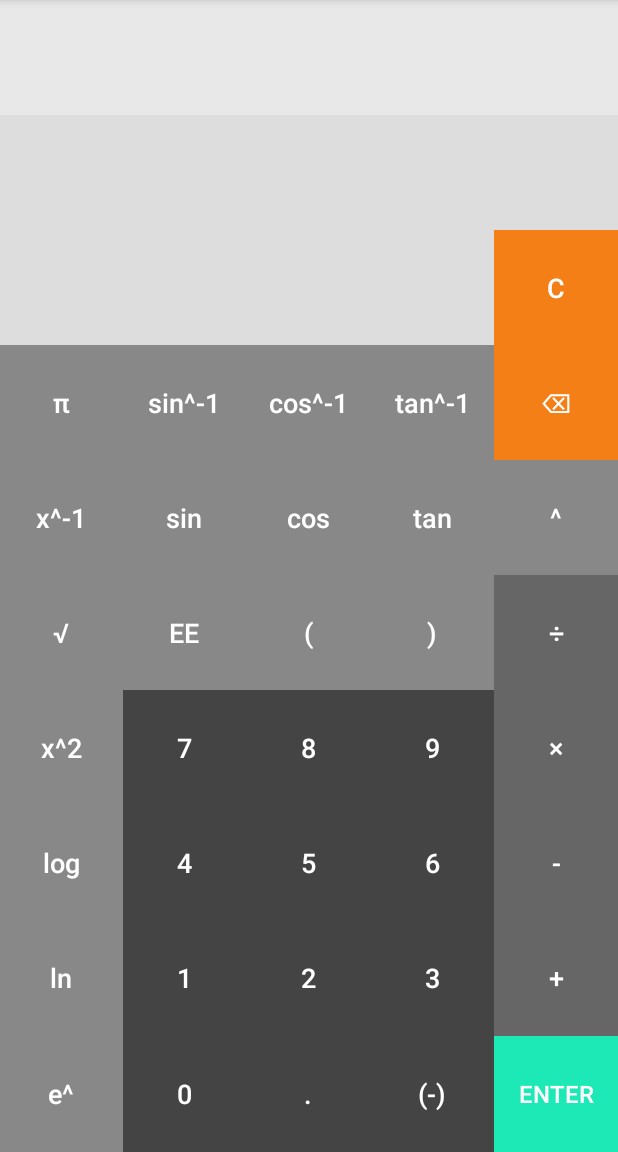
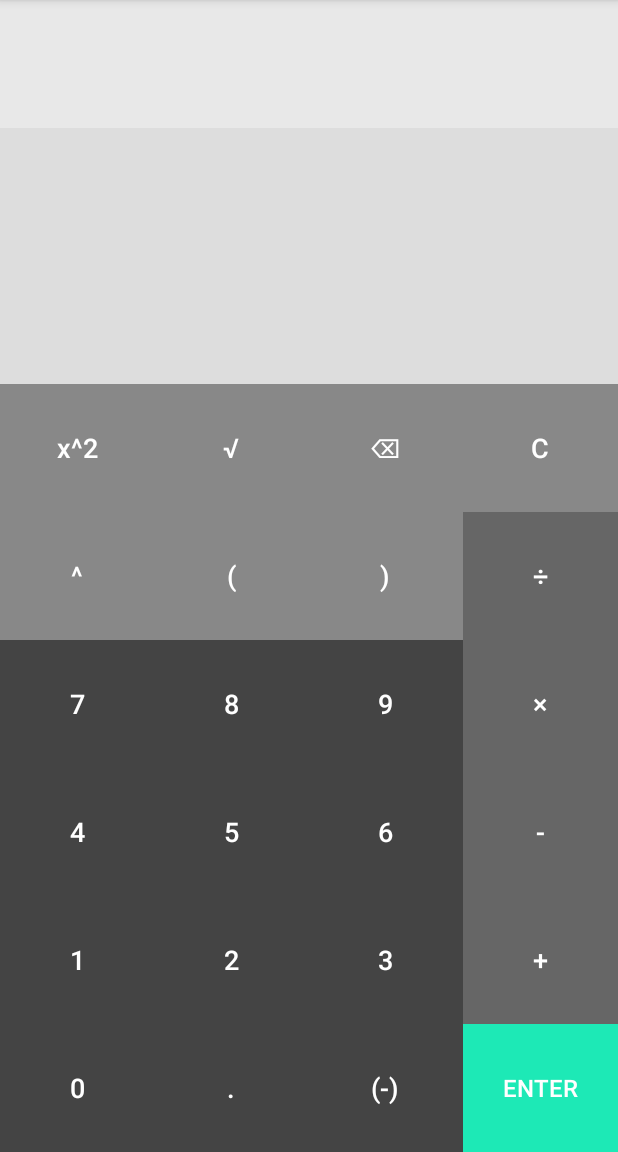
Before and after one commit to jessepye/FuzzyCalc, an Android app: the screen it shows after launch (MainActivity), on a phone screen of 412 x 824 dp, the part 84-1236 px from its top. Run offline under Robolectric (Android 15) with nearby library versions, the phone set to English and light mode, and no system bars.

Commit message:
Major redesign - now only has basic calc buttons; may add advanced buttons again later

```diff
--- a/app/src/main/java/com/jessepye/fuzzycalc/MainActivity.java
+++ b/app/src/main/java/com/jessepye/fuzzycalc/MainActivity.java
@@ -1,6 +1,5 @@
 //TODO: don't allow rotation
 //TODO: hide title bar
-//TODO: pretty colors
 //TODO: fix fonts and sizes
 //TODO: add deg/rad button
 //TODO: fix superscript on sin^-1 etc.
@@ -11,13 +10,18 @@
 
 package com.jessepye.fuzzycalc;
 
+import android.app.ActionBar;
 import android.graphics.Color;
+import android.graphics.Typeface;
 import android.support.v7.app.AppCompatActivity;
 import android.os.Bundle;
 import android.text.method.ScrollingMovementMethod;
 import android.util.Log;
 import android.view.View;
+import android.view.Window;
+import android.view.WindowManager;
 import android.widget.Button;
+import android.widget.EditText;
 import android.widget.TextView;
 
 import java.util.ArrayList;
@@ -30,7 +34,7 @@ public class MainActivity extends AppCompatActivity {
 
     Button btn_clr,
             btn_backsp,
-            btn_sin, btn_cos, btn_tan, btn_exp,
+            btn_exp,
             btn_opn_paren, btn_cls_paren, btn_div,
             btn_7, btn_8, btn_9, btn_mul,
             btn_4, btn_5, btn_6, btn_sub,
@@ -41,19 +45,25 @@ public class MainActivity extends AppCompatActivity {
     TextView resultWindow;
     TextView guessWindow;
 
+    //At first, I thought that storing the calculation as a string was clunky
+    //e.g. when a user types "sin(" then "del" it should delete the whole sin token, rather than '(' then 'n' then 'i' etc...
+    //I thought I would store the calculation input as an ArrayList of button inputs
+    //But then I remembered that I wanted the user to be able to paste a string into the calculation window from outside the app
+    //Thus everything has to be able to parse/understand pure string inputs
+    //Maybe I'll come back to this later...
+    /*
+    ArrayList<Button> calculationWindowList = new ArrayList<Button>();
+    ArrayList<Button> guessWindowList = new ArrayList<Button>();
+    */
+
     @Override
     protected void onCreate(Bundle savedInstanceState) {
         super.onCreate(savedInstanceState);
+
         setContentView(R.layout.activity_main);
-
-        ArrayList<Button> calculationWindowList = new ArrayList<Button>();
-        ArrayList<Button> guessWindowList = new ArrayList<Button>();
 
         btn_clr = findViewById(R.id.btn_clr);
         btn_backsp = findViewById(R.id.btn_backsp);
-        btn_sin = findViewById(R.id.btn_sin);
-        btn_cos = findViewById(R.id.btn_cos);
-        btn_tan = findViewById(R.id.btn_tan);
         btn_exp = findViewById(R.id.btn_exp);
         btn_opn_paren = findViewById(R.id.btn_opn_paren);
         btn_cls_paren = findViewById(R.id.btn_cls_paren);
@@ -85,7 +95,7 @@ public class MainActivity extends AppCompatActivity {
                 resultWindow.setText("");
                 guessWindow.setText("");
 
-                currentlyGuessing=false;
+                currentlyGuessing = false;
                 calculationWindow.setBackgroundColor(getResources().getColor(R.color.fieldSelected));
                 guessWindow.setBackgroundColor(getResources().getColor(R.color.fieldNotSelected));
 
@@ -95,38 +105,17 @@ public class MainActivity extends AppCompatActivity {
         btn_backsp.setOnClickListener(new View.OnClickListener() {
             @Override
             public void onClick(View v) {
-                if(currentlyGuessing){
-                    Log.v(TAG,"Guess window is currently: "+guessWindow.getText().toString());
+                if (currentlyGuessing) {
+                    Log.v(TAG, "Guess window is currently: " + guessWindow.getText().toString());
                     if (guessWindow.getText() != null && guessWindow.getText().length() > 0) {
-                        guessWindow.setText( guessWindow.getText().toString().substring(0, guessWindow.getText().length() - 1) );
+                        guessWindow.setText(guessWindow.getText().toString().substring(0, guessWindow.getText().length() - 1));
                     }
-                }else{
-                    Log.v(TAG,"Calculation window is currently: "+calculationWindow.getText().toString());
+                } else {
+                    Log.v(TAG, "Calculation window is currently: " + calculationWindow.getText().toString());
                     if (calculationWindow.getText() != null && calculationWindow.getText().length() > 0) {
-                        calculationWindow.setText( calculationWindow.getText().toString().substring(0, calculationWindow.getText().length() - 1) );
+                        calculationWindow.setText(calculationWindow.getText().toString().substring(0, calculationWindow.getText().length() - 1));
                     }
                 }
-            }
-        });
-
-        btn_sin.setOnClickListener(new View.OnClickListener() {
-            @Override
-            public void onClick(View v) {
-                handleButtonInput("sin(");
-            }
-        });
-
-        btn_cos.setOnClickListener(new View.OnClickListener() {
-            @Override
-            public void onClick(View v) {
-                handleButtonInput("cos(");
-            }
-        });
-
-        btn_tan.setOnClickListener(new View.OnClickListener() {
-            @Override
-            public void onClick(View v) {
-                handleButtonInput("tan(");
             }
         });
 
@@ -263,11 +252,12 @@ public class MainActivity extends AppCompatActivity {
                     currentlyGuessing = true;
                     calculationWindow.setBackgroundColor(getResources().getColor(R.color.fieldNotSelected));
                     guessWindow.setBackgroundColor(getResources().getColor(R.color.fieldSelected));
-                    guessWindow.setText("");
+                    guessWindow.setTypeface(null, Typeface.ITALIC);
+                    guessWindow.setText("(Enter a guess)");
                 } else {
-                    if(guessIsCloseEnough()) {
+                    if (guessIsCloseEnough()) {
                         resultWindow.setText("" + eval(calculationWindow.getText().toString())); //TODO: omg figure out why I need the "" +
-                        currentlyGuessing=false;
+                        currentlyGuessing = false;
                         calculationWindow.setBackgroundColor(getResources().getColor(R.color.fieldSelected)); //TODO: probably should be using colors.xml or similar
                         guessWindow.setBackgroundColor(getResources().getColor(R.color.fieldNotSelected));
                     }
@@ -277,16 +267,16 @@ public class MainActivity extends AppCompatActivity {
     }
 
     private boolean guessIsCloseEnough() {
-        if(guessWindow.getText().toString().isEmpty() || calculationWindow.getText().toString().isEmpty()){
+        if (guessWindow.getText().toString().isEmpty() || calculationWindow.getText().toString().isEmpty()) {
             return false;
         }
         double guess = Double.parseDouble(guessWindow.getText().toString());
         double result = eval(calculationWindow.getText().toString());
-        Log.v(TAG,"Comparing guess " + guess + " against real answer " + result);
-        if(result<0) {
-            return guess*1.25 < result && result < guess*0.75;
-        } else{
-            return guess*0.75 < result && result < guess*1.25;
+        Log.v(TAG, "Comparing guess " + guess + " against real answer " + result);
+        if (result < 0) {
+            return guess * 1.25 < result && result < guess * 0.75;
+        } else {
+            return guess * 0.75 < result && result < guess * 1.25;
         }
     }
 
@@ -301,7 +291,7 @@ public class MainActivity extends AppCompatActivity {
 
     //TODO: grok this and implement a better version
     private static double eval(final String str) {
-        if (str.isEmpty()){
+        if (str.isEmpty()) {
             return Double.NaN;
         }
         return new Object() {
--- a/app/src/main/res/layout/activity_main.xml
+++ b/app/src/main/res/layout/activity_main.xml
@@ -10,7 +10,7 @@ tools:context=".MainActivity">
     android:layout_width="match_parent"
     android:layout_height="match_parent"
     android:orientation="vertical"
-    android:weightSum="10">
+    android:weightSum="9">
 
     <TextView
         android:id="@+id/calculationWindow"
@@ -32,86 +32,43 @@ tools:context=".MainActivity">
         android:padding="16dp"
         android:textSize="28dp" />
 
-    <LinearLayout
-        android:layout_width="match_parent"
-        android:layout_height="0dp"
-        android:layout_weight="1"
-        android:orientation="horizontal">
 
         <TextView
             android:id="@+id/guessWindow"
-            android:layout_width="0dp"
-            android:layout_height="match_parent"
-            android:layout_weight="0.8"
+            android:layout_width="match_parent"
+            android:layout_height="0dp"
+            android:layout_weight="1"
             android:background="@color/fieldNotSelected"
             android:padding="16dp"
             android:textSize="28dp" />
-
-        <Button
-            android:id="@+id/btn_clr"
-            style="?android:attr/borderlessButtonStyle"
-            android:background="@color/clearButton"
-            android:textColor="@android:color/white"
-            android:layout_width="0dp"
-            android:layout_height="match_parent"
-            android:layout_weight="0.2"
-            android:text="C"
-            android:textAllCaps="false"
-            android:textSize="18dp" />
-    </LinearLayout>
 
     <LinearLayout
         android:layout_width="match_parent"
         android:layout_height="0dp"
         android:layout_weight="1"
-        android:weightSum="5">
-
+        android:weightSum="4">
 
         <Button
-            android:id="@+id/btn_pi"
+            android:id="@+id/btn_sqr"
             style="?android:attr/borderlessButtonStyle"
             android:background="@color/buttonLight"
             android:textColor="@android:color/white"
             android:layout_width="0dp"
             android:layout_height="match_parent"
             android:layout_weight="1"
-            android:text="π"
+            android:text="x^2"
             android:textAllCaps="false"
             android:textSize="18dp" />
 
         <Button
-            android:id="@+id/btn_arcsin"
+            android:id="@+id/btn_sqrt"
             style="?android:attr/borderlessButtonStyle"
             android:background="@color/buttonLight"
             android:textColor="@android:color/white"
             android:layout_width="0dp"
             android:layout_height="match_parent"
             android:layout_weight="1"
-            android:text="sin^-1"
-            android:textAllCaps="false"
-            android:textSize="18dp" />
-
-        <Button
-            android:id="@+id/btn_arccos"
-            style="?android:attr/borderlessButtonStyle"
-            android:background="@color/buttonLight"
-            android:textColor="@android:color/white"
-            android:layout_width="0dp"
-            android:layout_height="match_parent"
-            android:layout_weight="1"
-            android:text="cos^-1"
-            android:textAllCaps="false"
-            android:textSize="18dp" />
-
-        <Button
-            android:id="@+id/btn_arctan"
-            style="?android:attr/borderlessButtonStyle"
-            android:background="@color/buttonLight"
-            android:textColor="@android:color/white"
-            android:layout_width="0dp"
-            android:layout_height="match_parent"
-            android:layout_weight="1"
-            android:text="tan^-1"
+            android:text="√"
             android:textAllCaps="false"
             android:textSize="18dp" />
 
@@ -127,63 +84,25 @@ tools:context=".MainActivity">
             android:textAllCaps="false"
             android:textSize="18dp" />
 
+        <Button
+            android:id="@+id/btn_clr"
+            style="?android:attr/borderlessButtonStyle"
+            android:background="@color/clearButton"
+            android:textColor="@android:color/white"
+            android:layout_width="0dp"
+            android:layout_height="match_parent"
+            android:layout_weight="1"
+            android:text="C"
+            android:textAllCaps="false"
+            android:textSize="18dp" />
+
     </LinearLayout>
-
 
     <LinearLayout
         android:layout_width="match_parent"
         android:layout_height="0dp"
         android:layout_weight="1"
-        android:weightSum="5">
-
-
-        <Button
-            android:id="@+id/btn_rec"
-            style="?android:attr/borderlessButtonStyle"
-            android:background="@color/buttonLight"
-            android:textColor="@android:color/white"
-            android:layout_width="0dp"
-            android:layout_height="match_parent"
-            android:layout_weight="1"
-            android:text="x^-1"
-            android:textAllCaps="false"
-            android:textSize="18dp" />
-
-        <Button
-            android:id="@+id/btn_sin"
-            style="?android:attr/borderlessButtonStyle"
-            android:background="@color/buttonLight"
-            android:textColor="@android:color/white"
-            android:layout_width="0dp"
-            android:layout_height="match_parent"
-            android:layout_weight="1"
-            android:text="sin"
-            android:textAllCaps="false"
-            android:textSize="18dp" />
-
-        <Button
-            android:id="@+id/btn_cos"
-            style="?android:attr/borderlessButtonStyle"
-            android:background="@color/buttonLight"
-            android:textColor="@android:color/white"
-            android:layout_width="0dp"
-            android:layout_height="match_parent"
-            android:layout_weight="1"
-            android:text="cos"
-            android:textAllCaps="false"
-            android:textSize="18dp" />
-
-        <Button
-            android:id="@+id/btn_tan"
-            style="?android:attr/borderlessButtonStyle"
-            android:background="@color/buttonLight"
-            android:textColor="@android:color/white"
-            android:layout_width="0dp"
-            android:layout_height="match_parent"
-            android:layout_weight="1"
-            android:text="tan"
-            android:textAllCaps="false"
-            android:textSize="18dp" />
+        android:weightSum="4">
 
         <Button
             android:id="@+id/btn_exp"
@@ -194,39 +113,6 @@ tools:context=".MainActivity">
             android:layout_height="match_parent"
             android:layout_weight="1"
             android:text="^"
-            android:textAllCaps="false"
-            android:textSize="18dp" />
-
-    </LinearLayout>
-
-    <LinearLayout
-        android:layout_width="match_parent"
-        android:layout_height="0dp"
-        android:layout_weight="1"
-        android:weightSum="5">
-
-
-        <Button
-            android:id="@+id/btn_sqrt"
-            style="?android:attr/borderlessButtonStyle"
-            android:background="@color/buttonLight"
-            android:textColor="@android:color/white"
-            android:layout_width="0dp"
-            android:layout_height="match_parent"
-            android:layout_weight="1"
-            android:text="√"
-            android:textAllCaps="false"
-            android:textSize="18dp" />
-
-        <Button
-            android:id="@+id/btn_ee"
-            style="?android:attr/borderlessButtonStyle"
-            android:background="@color/buttonLight"
-            android:textColor="@android:color/white"
-            android:layout_width="0dp"
-            android:layout_height="match_parent"
-            android:layout_weight="1"
-            android:text="EE"
             android:textAllCaps="false"
             android:textSize="18dp" />
 
@@ -273,19 +159,7 @@ tools:context=".MainActivity">
         android:layout_width="match_parent"
         android:layout_height="0dp"
         android:layout_weight="1"
-        android:weightSum="5">
-
-        <Button
-            android:id="@+id/btn_sqr"
-            style="?android:attr/borderlessButtonStyle"
-            android:background="@color/buttonLight"
-            android:textColor="@android:color/white"
-            android:layout_width="0dp"
-            android:layout_height="match_parent"
-            android:layout_weight="1"
-            android:text="x^2"
-            android:textAllCaps="false"
-            android:textSize="18dp" />
+        android:weightSum="4">
 
         <Button
             android:id="@+id/btn_7"
@@ -341,19 +215,7 @@ tools:context=".MainActivity">
         android:layout_width="match_parent"
         android:layout_height="0dp"
         android:layout_weight="1"
-        android:weightSum="5">
-
-        <Button
-            android:id="@+id/btn_log"
-            style="?android:attr/borderlessButtonStyle"
-            android:background="@color/buttonLight"
-            android:textColor="@android:color/white"
-            android:layout_width="0dp"
-            android:layout_height="match_parent"
-            android:layout_weight="1"
-            android:text="log"
-            android:textAllCaps="false"
-            android:textSize="18dp" />
+        android:weightSum="4">
 
         <Button
             android:id="@+id/btn_4"
@@ -409,19 +271,7 @@ tools:context=".MainActivity">
         android:layout_width="match_parent"
         android:layout_height="0dp"
         android:layout_weight="1"
-        android:weightSum="5">
-
-        <Button
-            android:id="@+id/btn_ln"
-            style="?android:attr/borderlessButtonStyle"
-            android:background="@color/buttonLight"
-            android:textColor="@android:color/white"
-            android:layout_width="0dp"
-            android:layout_height="match_parent"
-            android:layout_weight="1"
-            android:text="ln"
-            android:textAllCaps="false"
-            android:textSize="18dp" />
+        android:weightSum="4">
 
         <Button
             android:id="@+id/btn_1"
@@ -477,19 +327,7 @@ tools:context=".MainActivity">
         android:layout_width="match_parent"
         android:layout_height="0dp"
         android:layout_weight="1"
-        android:weightSum="5">
-
-        <Button
-            android:id="@+id/btn_e"
-            style="?android:attr/borderlessButtonStyle"
-            android:background="@color/buttonLight"
-            android:textColor="@android:color/white"
-            android:layout_width="0dp"
-            android:layout_height="match_parent"
-            android:layout_weight="1"
-            android:text="e^"
-            android:textAllCaps="false"
-            android:textSize="18dp" />
+        android:weightSum="4">
 
         <Button
             android:id="@+id/btn_0"
--- a/app/src/main/res/values/colors.xml
+++ b/app/src/main/res/values/colors.xml
@@ -6,8 +6,8 @@
     <color name="fieldSelected">#E8E8E8</color>
     <color name="fieldNotSelected">#DDDDDD</color>
     <color name="enterButton">#1de9b6</color>
-    <color name="clearButton">#f57f17</color>
-    <color name="backspaceButton">#f57f17</color>
+    <color name="clearButton">#888888</color>
+    <color name="backspaceButton">#888888</color>
     <color name="buttonDark">#444444</color>
     <color name="buttonMedium">#666666</color>
     <color name="buttonLight">#888888</color>
```
